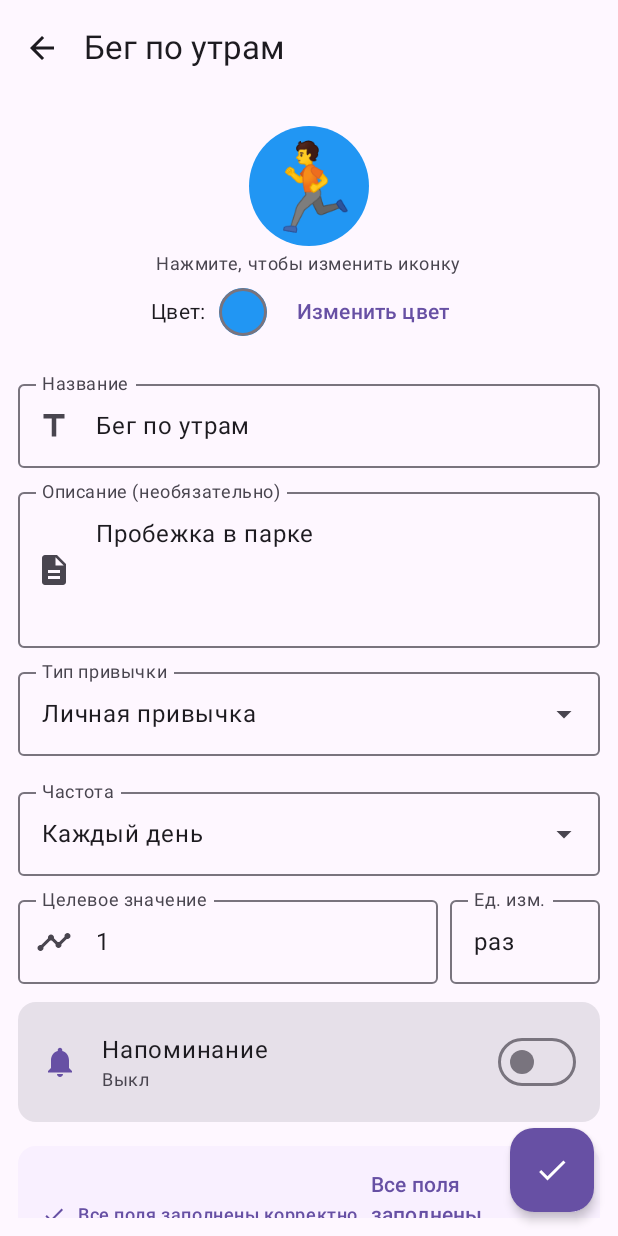
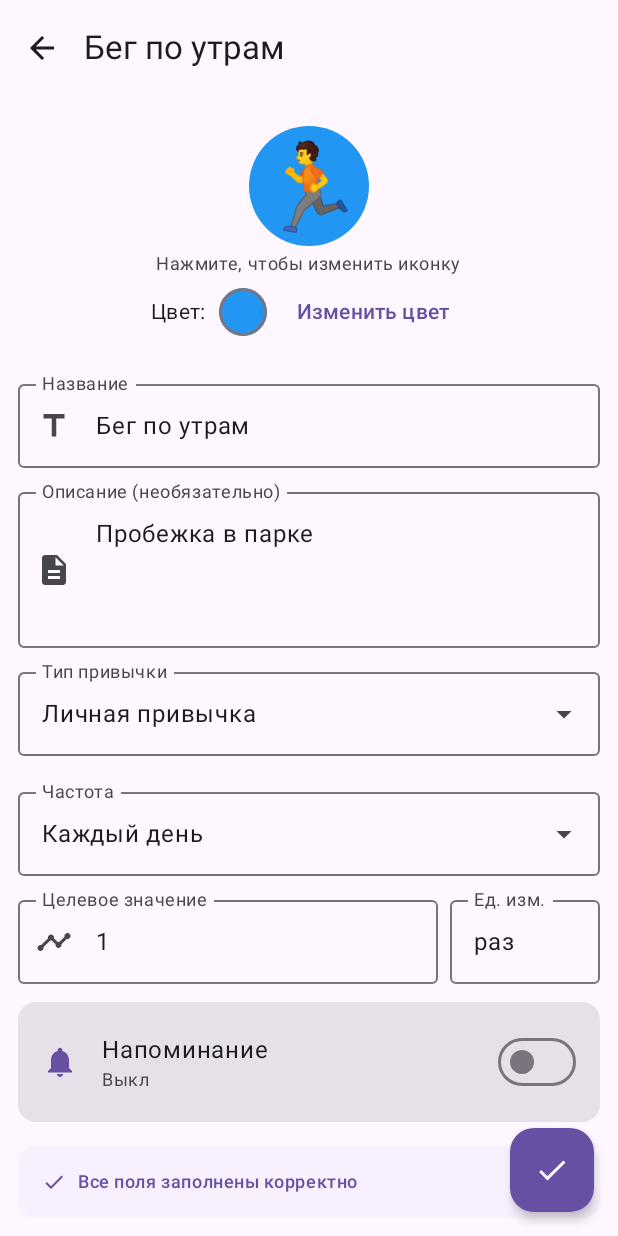
Before and after one commit to Cha1000000/HabitTracker, an Android app built with Jetpack Compose: the @Preview function AddEditHabitScreenPreview, on a phone screen of 412 x 824 dp. Run offline under Robolectric (Android 15) with nearby library versions, the phone set to English and light mode, and no system bars; our stand-ins replace Firebase (no records; nobody signed in at launch, a user with empty details on screens opened directly).

Commit message:
Validation card: remove duplicated status text\n\n- Keep only LiveValidationIndicator as the header\n- Remove extra Text() to avoid repeated message

```diff
--- a/app/src/main/java/com/habittracker/presentation/ui/habits/AddEditHabitScreen.kt
+++ b/app/src/main/java/com/habittracker/presentation/ui/habits/AddEditHabitScreen.kt
@@ -1056,22 +1056,6 @@ fun AddEditHabitScreen(
                                     isValid = validationResult.isValid,
                                     hasWarnings = validationResult.warnings.isNotEmpty()
                                 )
-                                Spacer(modifier = Modifier.width(8.dp))
-                                Text(
-                                    text = when {
-                                        validationResult.isValid && validationResult.warnings.isEmpty() ->
-                                            stringResource(R.string.validation_all_good)
-                                        validationResult.isValid && validationResult.warnings.isNotEmpty() ->
-                                            stringResource(R.string.validation_has_warnings)
-                                        else -> stringResource(R.string.validation_has_errors)
-                                    },
-                                    style = MaterialTheme.typography.titleSmall,
-                                    color = if (validationResult.isValid) {
-                                        MaterialTheme.colorScheme.primary
-                                    } else {
-                                        MaterialTheme.colorScheme.error
-                                    }
-                                )
                             }
 
                             // Отображение всех ошибок
```
